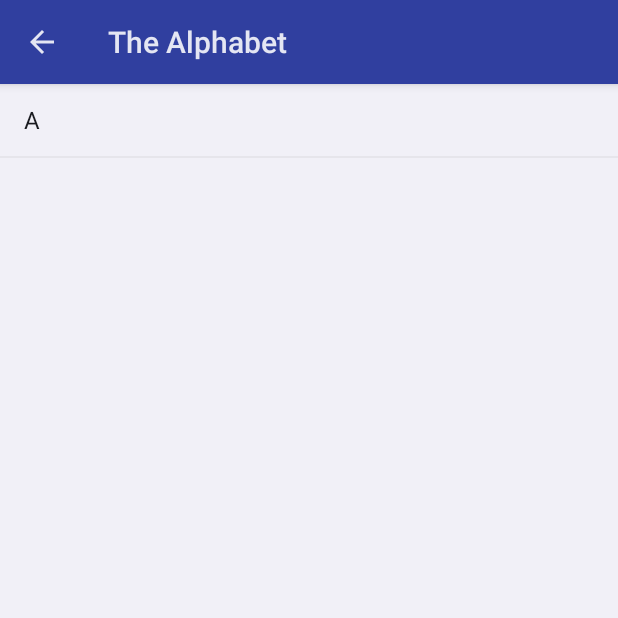
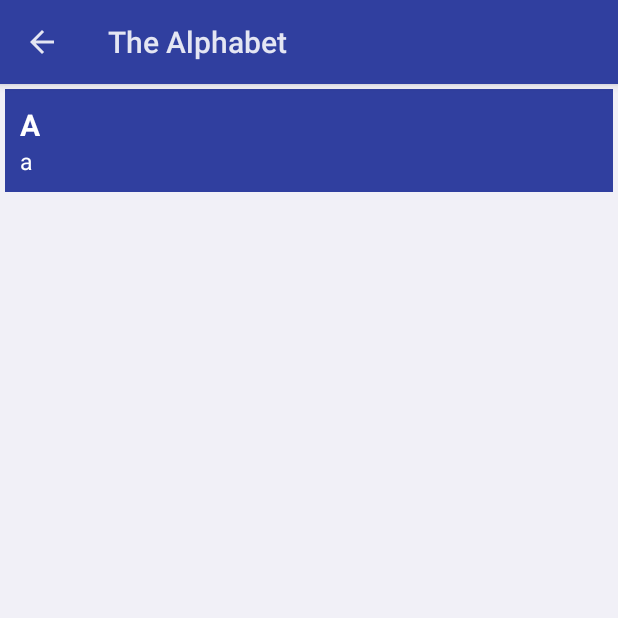
Before and after one commit to SelGo/Quick-Speak, an Android app: the WordListContainer screen opened directly, with no data from a screen before it, on a phone screen of 412 x 824 dp, the top half of it. Run offline under Robolectric (Android 15) with nearby library versions, the phone set to English and light mode, and no system bars; 1 statement that could not run was skipped.

Commit message:
Added a custom adapter to improve the WordListContainer display list. Also EnglishWordFragment will not be used anymore thus it is deleted.

```diff
--- a/app/src/main/java/selgo/com/quickspeak/EnglishCategory.java
+++ b/app/src/main/java/selgo/com/quickspeak/EnglishCategory.java
@@ -28,12 +28,13 @@ public class EnglishCategory extends Activity {
         setContentView(R.layout.activity_english_word_categories);
 
         getActionBar().setBackgroundDrawable(new ColorDrawable(getResources().getColor(R.color.colorPrimaryDark)));
+
         wordsCategories = getResources().getStringArray(R.array.english_word_categories);
-
         ListView categories = (ListView) findViewById(R.id.english_category_list);
         categories.setOnItemClickListener(itemClickListener);
         ArrayAdapter<String> categoriesAdapter = new ArrayAdapter<String>(this, android.R.layout.simple_list_item_1, wordsCategories);
         categories.setAdapter(categoriesAdapter);
+
     }
 
     public static String[] getWordsCategories() {
--- a/app/src/main/java/selgo/com/quickspeak/EnglishWordFragment.java
+++ /dev/null
@@ -1,41 +0,0 @@
-package selgo.com.quickspeak;
-
-import android.app.Fragment;
-import android.app.ListFragment;
-import android.os.Bundle;
-import android.view.LayoutInflater;
-import android.view.View;
-import android.view.ViewGroup;
-import android.widget.ArrayAdapter;
-
-import java.util.ArrayList;
-
-public class EnglishWordFragment extends ListFragment {
-
-
-    private ArrayList<EnglishWord> words = new ArrayList<>();
-    private static String[] arrayDefault = {""};
-    private ArrayAdapter<EnglishWord> adapter;
-    private ArrayAdapter<String> adapterDefault;
-
-    @Override
-    public View onCreateView(LayoutInflater inflater, ViewGroup container,
-                             Bundle savedInstanceState) {
-
-        int position = getActivity().getIntent().getExtras().getInt("position");
-
-        switch(position) {
-            case 0:
-                words.add(new EnglishWord("A", "a"));
-                adapter = new ArrayAdapter<>(inflater.getContext(), android.R.layout.simple_list_item_1, words);
-                setListAdapter(adapter);
-                break;
-            default:
-                adapterDefault = new ArrayAdapter<>(inflater.getContext(), android.R.layout.simple_list_item_1, arrayDefault);
-                setListAdapter(adapterDefault);
-                break;
-        }
-
-        return super.onCreateView(inflater, container, savedInstanceState);
-    }
-}
--- a/app/src/main/java/selgo/com/quickspeak/TopLevelActivity.java
+++ b/app/src/main/java/selgo/com/quickspeak/TopLevelActivity.java
@@ -34,7 +34,5 @@ public class TopLevelActivity extends Activity {
         languagesList.setOnItemClickListener(itemClickListener);
         ArrayAdapter<String> categoriesAdapter = new ArrayAdapter<String>(this, android.R.layout.simple_list_item_1, languages);
         languagesList.setAdapter(categoriesAdapter);
-
-
     }
 }
--- /dev/null
+++ b/app/src/main/java/selgo/com/quickspeak/WordAdapter.java
@@ -0,0 +1,36 @@
+package selgo.com.quickspeak;
+
+import android.content.Context;
+import android.view.LayoutInflater;
+import android.view.View;
+import android.view.ViewGroup;
+import android.widget.ArrayAdapter;
+import android.widget.TextView;
+
+import java.util.ArrayList;
+
+public class WordAdapter extends ArrayAdapter<EnglishWord> {
+
+    public WordAdapter(Context context, ArrayList<EnglishWord> englishWords) {
+        super(context, 0, englishWords);
+    }
+
+    @Override
+    public View getView(int position, View convertView, ViewGroup parent) {
+        View listItemView = convertView;
+
+        if(listItemView == null) {
+            listItemView = LayoutInflater.from(getContext()).inflate(R.layout.list_item, parent, false);
+        }
+
+        EnglishWord currentEnglishWord = getItem(position);
+
+        TextView englishWord = (TextView) listItemView.findViewById(R.id.language_word);
+        englishWord.setText(currentEnglishWord.getEnglishWord());
+
+        TextView translatedWord = (TextView) listItemView.findViewById(R.id.translated_word);
+        translatedWord.setText(currentEnglishWord.getTranslatedWord());
+
+        return listItemView;
+    }
+}
--- a/app/src/main/java/selgo/com/quickspeak/WordListContainer.java
+++ b/app/src/main/java/selgo/com/quickspeak/WordListContainer.java
@@ -3,10 +3,19 @@ package selgo.com.quickspeak;
 import android.app.Activity;
 import android.graphics.drawable.ColorDrawable;
 import android.os.Bundle;
+import android.widget.ArrayAdapter;
+import android.widget.ListView;
+
+import java.util.ArrayList;
 
 public class WordListContainer extends Activity {
 
     private String[] titles = EnglishCategory.getWordsCategories();
+    private ArrayList<EnglishWord> words = new ArrayList<>();
+    private static String[] arrayDefault = {""};
+    private ArrayAdapter<String> adapterDefault;
+    private WordAdapter wordAdapter;
+    private ListView listView;
 
     @Override
     protected void onCreate(Bundle savedInstanceState) {
@@ -18,6 +27,12 @@ public class WordListContainer extends Activity {
             case 0:
                 getActionBar().setBackgroundDrawable(new ColorDrawable(getResources().getColor(R.color.colorPrimaryDark)));
                 getActionBar().setTitle(titles[0]);
+
+                words.add(new EnglishWord("A", "a"));
+
+                wordAdapter = new WordAdapter(this, words);
+                listView = (ListView) findViewById(R.id.word_items_list);
+                listView.setAdapter(wordAdapter);
                 break;
             case 1:
                 getActionBar().setBackgroundDrawable(new ColorDrawable(getResources().getColor(R.color.colorPrimaryDark)));
@@ -42,6 +57,10 @@ public class WordListContainer extends Activity {
             default:
                 getActionBar().setBackgroundDrawable(new ColorDrawable(getResources().getColor(R.color.colorPrimary)));
                 getActionBar().setTitle(R.string.app_name);
+
+                adapterDefault = new ArrayAdapter<String>(this, android.R.layout.simple_list_item_1, arrayDefault);
+                listView = (ListView) findViewById(R.id.word_items_list);
+                listView.setAdapter(adapterDefault);
                 break;
         }
     }
--- a/app/src/main/res/layout/activity_word_list_container.xml
+++ b/app/src/main/res/layout/activity_word_list_container.xml
@@ -7,10 +7,9 @@
     android:orientation="vertical"
     tools:context="selgo.com.quickspeak.WordListContainer">
 
-    <fragment
-        class="selgo.com.quickspeak.EnglishWordFragment"
+    <ListView
+        android:id="@+id/word_items_list"
         android:layout_width="match_parent"
-        android:layout_height="match_parent"
-        android:id="@+id/english_list_frag" />
+        android:layout_height="wrap_content"/>
 
 </LinearLayout>
--- a/app/src/main/res/layout/list_item.xml
+++ b/app/src/main/res/layout/list_item.xml
@@ -1,23 +1,33 @@
 <?xml version="1.0" encoding="utf-8"?>
 <LinearLayout xmlns:android="http://schemas.android.com/apk/res/android"
-    android:orientation="horizontal"
     android:layout_width="match_parent"
-    android:layout_height="match_parent">
+    android:layout_height="match_parent"
+    android:orientation="horizontal">
 
     <LinearLayout
+        android:layout_width="match_parent"
+        android:layout_height="wrap_content"
+        android:layout_margin="3dp"
+        android:background="@color/colorPrimaryDark"
         android:orientation="vertical"
-        android:layout_width="match_parent"
-        android:layout_height="wrap_content">
+        android:padding="10dp">
 
         <TextView
             android:id="@+id/language_word"
             android:layout_width="wrap_content"
-            android:layout_height="wrap_content" />
+            android:layout_height="wrap_content"
+            android:textColor="@color/colorWhite"
+            android:textStyle="bold"
+            android:textSize="20sp"
+            android:text="Language Word" />
 
         <TextView
             android:id="@+id/translated_word"
             android:layout_width="wrap_content"
-            android:layout_height="wrap_content" />
+            android:layout_height="wrap_content"
+            android:textColor="@color/colorWhite"
+            android:textSize="15sp"
+            android:text="Translated Word" />
 
     </LinearLayout>
 </LinearLayout>
--- a/app/src/main/res/values/colors.xml
+++ b/app/src/main/res/values/colors.xml
@@ -3,4 +3,5 @@
     <color name="colorPrimary">#3F51B5</color>
     <color name="colorPrimaryDark">#303F9F</color>
     <color name="colorAccent">#FF4081</color>
+    <color name="colorWhite">#FFFFFF</color>
 </resources>
```
Also changed, not shown: 3 other files.
